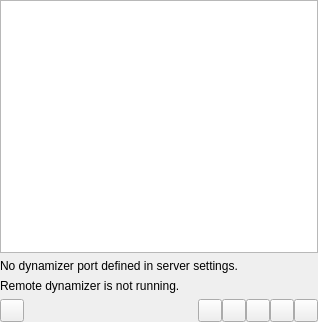
Before: the Qt Designer form dynamic/dynamicpage.ui in polpo/cantata-mac, drawn with Qt 5.
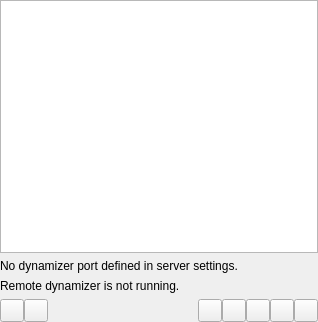
After: the same form once the commit is applied. Custom widgets are drawn as their Qt base class.

Commit message: Place search fields on bottom of views, and hide by default. Show when Ctrl-F is used for views, and Ctrl-Shift-F for playqueue.

The edit to the form file:
```diff
--- a/dynamic/dynamicpage.ui
+++ b/dynamic/dynamicpage.ui
@@ -43,6 +43,9 @@
       <item>
        <widget class="ToolButton" name="refreshBtn"/>
       </item>
+      <item>
+       <widget class="ToolButton" name="searchButton"/>
+      </item>
        <item>
        <spacer name="horizontalSpacer">
         <property name="orientation">
```
The commit also changes 26 other files.
